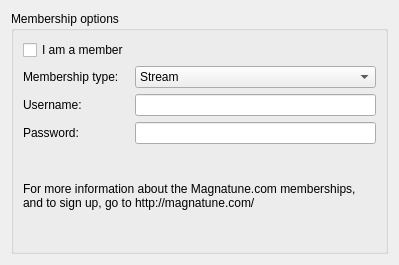
KDE/amarok, file src/servicebrowser/magnatunestore/MagnatuneConfigWidget.ui: the form before one commit.
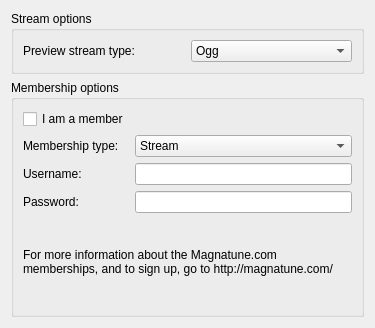
The form after the commit.

Commit message:
Enable the selection of preferred streaming file type for the Magnatune service. this was mainly prompted by the addition of a new ogg stream by Magnatune, but while I was at it, I also added support for the low bitrate mp3 stream for people on a slow connection. The gui for this is on the magnatune service settings screen. Ogg is now set as the default as in general mp3 is evil! :-) NOTE: this requires that the magnatuen database is updated or it _WILL_ crash
Also a small general fixes

```diff
--- a/src/servicebrowser/magnatunestore/MagnatuneConfigWidget.ui
+++ b/src/servicebrowser/magnatunestore/MagnatuneConfigWidget.ui
@@ -5,12 +5,53 @@
    <rect>
     <x>0</x>
     <y>0</y>
-    <width>399</width>
-    <height>265</height>
+    <width>375</width>
+    <height>328</height>
    </rect>
   </property>
   <layout class="QGridLayout" >
    <item row="0" column="0" >
+    <widget class="QGroupBox" name="groupBox_2" >
+     <property name="sizePolicy" >
+      <sizepolicy vsizetype="Fixed" hsizetype="Preferred" >
+       <horstretch>0</horstretch>
+       <verstretch>0</verstretch>
+      </sizepolicy>
+     </property>
+     <property name="title" >
+      <string>Stream options</string>
+     </property>
+     <layout class="QGridLayout" >
+      <item row="0" column="0" >
+       <widget class="QLabel" name="label_5" >
+        <property name="text" >
+         <string>Preview stream type:</string>
+        </property>
+       </widget>
+      </item>
+      <item row="0" column="1" >
+       <widget class="QComboBox" name="streamTypeComboBox" >
+        <item>
+         <property name="text" >
+          <string>Ogg</string>
+         </property>
+        </item>
+        <item>
+         <property name="text" >
+          <string>Mp3</string>
+         </property>
+        </item>
+        <item>
+         <property name="text" >
+          <string>Lofi mp3</string>
+         </property>
+        </item>
+       </widget>
+      </item>
+     </layout>
+    </widget>
+   </item>
+   <item row="1" column="0" >
     <widget class="QGroupBox" name="groupBox" >
      <property name="title" >
       <string>Membership options</string>
```
The commit also changes 11 other files.
